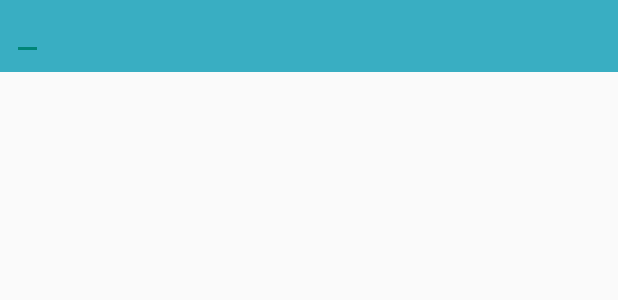
After one commit to sihrc/boolio-Android, an Android app: the layout fragment_search.xml on its own in the app's theme, with its tools: preview values and no code run, on a phone screen of 412 x 824 dp. The commit adds this screen. Shown: the top 300 px of the screen. Run offline under Robolectric (Android 15) with nearby library versions, the phone set to English and light mode, and no system bars.

Commit message:
first iteration

```diff
--- a/app/src/main/java/io/boolio/android/MainActivity.java
+++ b/app/src/main/java/io/boolio/android/MainActivity.java
@@ -14,6 +14,7 @@ import io.boolio.android.fragments.BoolioFragment;
 import io.boolio.android.fragments.CreateQuestionFragment;
 import io.boolio.android.fragments.FeedFragment;
 import io.boolio.android.fragments.ProfileFragment;
+import io.boolio.android.fragments.SearchFragment;
 import io.boolio.android.fragments.tutorials.TutorialPagerFragment;
 
 
@@ -85,7 +86,7 @@ public class MainActivity extends AuthActivity {
             }
         }));
         feedButton.setOnClickListener(getNavClickListener(FeedFragment.getInstance(), null));
-        navBar.findViewById(R.id.nav_bar_search).setOnClickListener(getNavClickListener(null, null));
+        navBar.findViewById(R.id.nav_bar_search).setOnClickListener(getNavClickListener(SearchFragment.getInstance(), null));
         navBar.findViewById(R.id.nav_bar_category).setOnClickListener(getNavClickListener(null, null));
         navBar.findViewById(R.id.nav_bar_profile).setOnClickListener(getNavClickListener(
                 ProfileFragment.newInstance(null), null));
--- /dev/null
+++ b/app/src/main/res/layout/fragment_search.xml
@@ -0,0 +1,24 @@
+<?xml version="1.0" encoding="utf-8"?>
+<RelativeLayout xmlns:android="http://schemas.android.com/apk/res/android"
+    android:layout_width="match_parent" android:layout_height="match_parent">
+
+
+    <RelativeLayout
+        android:id="@+id/header_bar"
+        android:layout_width="match_parent"
+        android:layout_height="@dimen/header_height"
+        android:background="@color/theme_blue"
+        android:padding="@dimen/general_padding">
+
+        <EditText
+            android:id="@+id/search_bar"
+            style="@style/profile_big_text"
+            android:layout_width="wrap_content"
+            android:layout_height="match_parent"
+            android:textColor="@color/white"/>
+        </RelativeLayout>
+
+
+
+
+</RelativeLayout>
```
Also changed, not shown: app/src/main/java/io/boolio/android/fragments/SearchFragment.java (added, +36 -0 lines).
